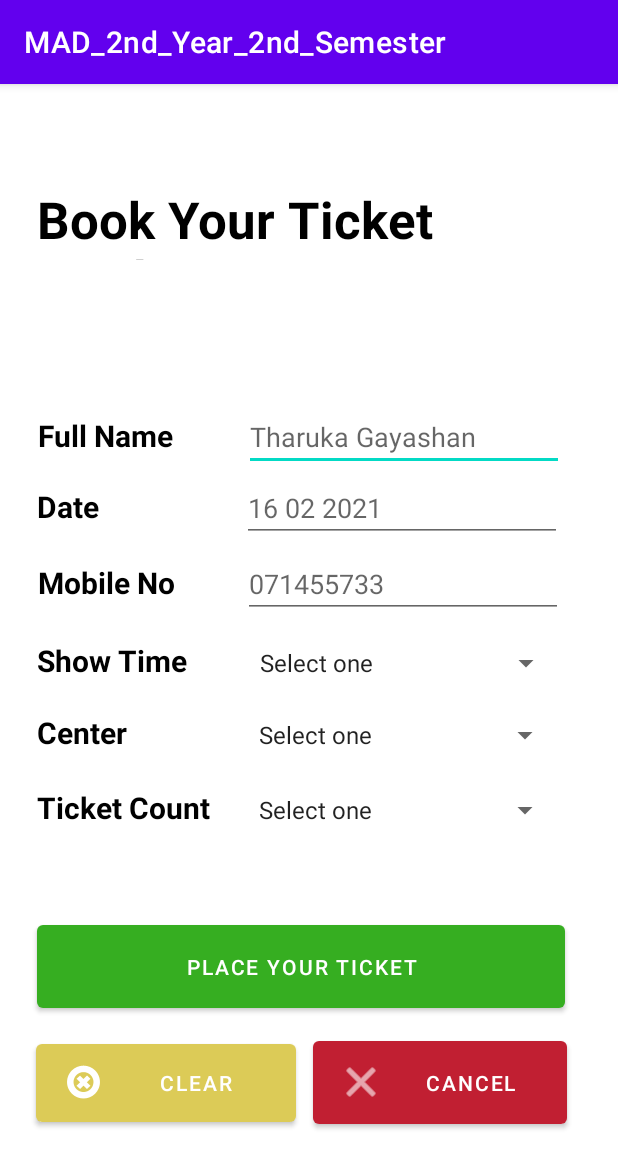
After one commit to tharukagayashan/MAD-MINI-PROJECT-2Y2S-2021, an Android app: the TicketBookingPage screen opened directly, with no data from a screen before it, on a phone screen of 412 x 824 dp. The commit adds this screen. Shown: the top 1168 px of the screen. Run offline under Robolectric (Android 15) with nearby library versions, the phone set to English and light mode, and no system bars.

Commit message:
Second Commit

```diff
--- a/app/src/main/AndroidManifest.xml
+++ b/app/src/main/AndroidManifest.xml
@@ -9,6 +9,9 @@
         android:roundIcon="@mipmap/ic_launcher_round"
         android:supportsRtl="true"
         android:theme="@style/Theme.MAD_2nd_Year_2nd_Semester">
+        <activity android:name=".ViewBookingPage"></activity>
+        <activity android:name=".UpdateBookingPage" />
+        <activity android:name=".TicketBookingPage" />
         <activity android:name=".MainActivity">
             <intent-filter>
                 <action android:name="android.intent.action.MAIN" />
--- /dev/null
+++ b/app/src/main/java/com/example/mad_2nd_year_2nd_semester/TicketBookingPage.java
@@ -0,0 +1,30 @@
+package com.example.mad_2nd_year_2nd_semester;
+
+import androidx.appcompat.app.AppCompatActivity;
+
+import android.os.Bundle;
+import android.view.View;
+import android.widget.AdapterView;
+import android.widget.Spinner;
+import android.widget.Toast;
+
+public class TicketBookingPage extends AppCompatActivity implements AdapterView.OnItemSelectedListener {
+
+    @Override
+    protected void onCreate(Bundle savedInstanceState) {
+        super.onCreate(savedInstanceState);
+        setContentView(R.layout.activity_ticket_booking_page);
+        Spinner aSpinner = findViewById(R.id.ShowTimeBox);
+        aSpinner.setOnItemSelectedListener(this);
+    }
+
+    @Override
+    public void onItemSelected(AdapterView<?> adapterView, View view, int position, long id) {
+        Toast.makeText(this, adapterView.getSelectedItem().toString(),Toast.LENGTH_SHORT).show();
+    }
+
+    @Override
+    public void onNothingSelected(AdapterView<?> parent) {
+
+    }
+}
--- /dev/null
+++ b/app/src/main/res/layout/activity_ticket_booking_page.xml
@@ -0,0 +1,234 @@
+<?xml version="1.0" encoding="utf-8"?>
+<androidx.constraintlayout.widget.ConstraintLayout xmlns:android="http://schemas.android.com/apk/res/android"
+    xmlns:app="http://schemas.android.com/apk/res-auto"
+    xmlns:tools="http://schemas.android.com/tools"
+    android:id="@+id/Body"
+    android:layout_width="match_parent"
+    android:layout_height="match_parent"
+    android:gravity="center"
+    android:orientation="vertical"
+    tools:context=".TicketBookingPage">
+
+
+    <TextView
+        android:id="@+id/label"
+        android:layout_width="362dp"
+        android:layout_height="50dp"
+        android:text="@string/Header_Label"
+        android:textColor="#000000"
+        android:textSize="34sp"
+        android:textStyle="bold"
+        app:layout_constraintBottom_toBottomOf="parent"
+        app:layout_constraintEnd_toEndOf="parent"
+        app:layout_constraintHorizontal_bias="0.489"
+        app:layout_constraintStart_toStartOf="parent"
+        app:layout_constraintTop_toTopOf="parent"
+        app:layout_constraintVertical_bias="0.094" />
+
+    <TextView
+        android:id="@+id/textView2"
+        android:layout_width="wrap_content"
+        android:layout_height="wrap_content"
+        android:text="@string/FullName"
+        android:textColor="#000000"
+        android:textSize="20sp"
+        android:textStyle="bold"
+        app:layout_constraintBottom_toBottomOf="parent"
+        app:layout_constraintEnd_toEndOf="parent"
+        app:layout_constraintHorizontal_bias="0.078"
+        app:layout_constraintStart_toStartOf="parent"
+        app:layout_constraintTop_toTopOf="parent"
+        app:layout_constraintVertical_bias="0.298" />
+
+    <TextView
+        android:id="@+id/textView4"
+        android:layout_width="wrap_content"
+        android:layout_height="wrap_content"
+        android:text="@string/MobileNo"
+        android:textColor="#000000"
+        android:textSize="20sp"
+        android:textStyle="bold"
+        app:layout_constraintBottom_toBottomOf="parent"
+        app:layout_constraintEnd_toEndOf="parent"
+        app:layout_constraintHorizontal_bias="0.078"
+        app:layout_constraintStart_toStartOf="parent"
+        app:layout_constraintTop_toTopOf="parent"
+        app:layout_constraintVertical_bias="0.43" />
+
+    <TextView
+        android:id="@+id/textView3"
+        android:layout_width="wrap_content"
+        android:layout_height="wrap_content"
+        android:text="@string/Date"
+        android:textColor="#000000"
+        android:textSize="20sp"
+        android:textStyle="bold"
+        app:layout_constraintBottom_toBottomOf="parent"
+        app:layout_constraintEnd_toEndOf="parent"
+        app:layout_constraintHorizontal_bias="0.067"
+        app:layout_constraintStart_toStartOf="parent"
+        app:layout_constraintTop_toTopOf="parent"
+        app:layout_constraintVertical_bias="0.362" />
+
+    <TextView
+        android:id="@+id/textView5"
+        android:layout_width="wrap_content"
+        android:layout_height="wrap_content"
+        android:text="@string/ShowTime"
+        android:textColor="#000000"
+        android:textSize="20sp"
+        android:textStyle="bold"
+        app:layout_constraintBottom_toBottomOf="parent"
+        app:layout_constraintEnd_toEndOf="parent"
+        app:layout_constraintHorizontal_bias="0.08"
+        app:layout_constraintStart_toStartOf="parent"
+        app:layout_constraintTop_toTopOf="parent" />
+
+    <TextView
+        android:id="@+id/textView8"
+        android:layout_width="wrap_content"
+        android:layout_height="wrap_content"
+        android:text="@string/Count"
+        android:textColor="#000000"
+        android:textSize="20sp"
+        android:textStyle="bold"
+        app:layout_constraintBottom_toBottomOf="parent"
+        app:layout_constraintEnd_toEndOf="parent"
+        app:layout_constraintHorizontal_bias="0.084"
+        app:layout_constraintStart_toStartOf="parent"
+        app:layout_constraintTop_toTopOf="parent"
+        app:layout_constraintVertical_bias="0.633" />
+
+    <TextView
+        android:id="@+id/textView7"
+        android:layout_width="wrap_content"
+        android:layout_height="wrap_content"
+        android:text="@string/Center"
+        android:textColor="#000000"
+        android:textSize="20sp"
+        android:textStyle="bold"
+        app:layout_constraintBottom_toBottomOf="parent"
+        app:layout_constraintEnd_toEndOf="parent"
+        app:layout_constraintHorizontal_bias="0.071"
+        app:layout_constraintStart_toStartOf="parent"
+        app:layout_constraintTop_toTopOf="parent"
+        app:layout_constraintVertical_bias="0.565" />
+
+    <EditText
+        android:id="@+id/FullNameBox"
+        android:layout_width="wrap_content"
+        android:layout_height="wrap_content"
+        android:ems="10"
+        android:hint="@string/FullNameBox"
+        android:inputType="textPersonName"
+        app:layout_constraintBaseline_toBaselineOf="@+id/textView2"
+        app:layout_constraintEnd_toEndOf="parent"
+        app:layout_constraintHorizontal_bias="0.564"
+        app:layout_constraintStart_toEndOf="@+id/textView2" />
+
+    <EditText
+        android:id="@+id/DateBox"
+        android:layout_width="wrap_content"
+        android:layout_height="wrap_content"
+        android:layout_marginEnd="36dp"
+        android:layout_marginRight="36dp"
+        android:ems="10"
+        android:hint="@string/DateBox"
+        android:inputType="date"
+        app:layout_constraintBaseline_toBaselineOf="@+id/textView3"
+        app:layout_constraintEnd_toEndOf="parent"
+        app:layout_constraintHorizontal_bias="0.989"
+        app:layout_constraintStart_toEndOf="@+id/textView3" />
+
+    <EditText
+        android:id="@+id/MobileNoBox"
+        android:layout_width="wrap_content"
+        android:layout_height="wrap_content"
+        android:layout_marginEnd="36dp"
+        android:layout_marginRight="36dp"
+        android:ems="10"
+        android:hint="@string/MobileNumberBox"
+        android:inputType="phone"
+        android:shadowColor="#000000"
+        app:layout_constraintBaseline_toBaselineOf="@+id/textView4"
+        app:layout_constraintEnd_toEndOf="parent"
+        app:layout_constraintHorizontal_bias="0.979"
+        app:layout_constraintStart_toEndOf="@+id/textView4" />
+
+    <Spinner
+        android:id="@+id/ShowTimeBox"
+        android:layout_width="209dp"
+        android:layout_height="33dp"
+        android:layout_margin="20dp"
+        android:entries="@array/Spinner_items"
+        android:spinnerMode="dropdown"
+        app:layout_constraintBaseline_toBaselineOf="@+id/textView5"
+        app:layout_constraintEnd_toEndOf="parent"
+        app:layout_constraintHorizontal_bias="0.544"
+        app:layout_constraintStart_toEndOf="@+id/textView5"
+        tools:ignore="MissingConstraints"></Spinner>
+
+    <Spinner
+        android:id="@+id/CentreBox"
+        android:layout_width="209dp"
+        android:layout_height="33dp"
+        android:entries="@array/Spinner_items"
+        android:spinnerMode="dropdown"
+        app:layout_constraintBaseline_toBaselineOf="@+id/textView7"
+        app:layout_constraintEnd_toEndOf="parent"
+        app:layout_constraintHorizontal_bias="0.677"
+        app:layout_constraintStart_toEndOf="@+id/textView7"
+        tools:ignore="MissingConstraints"></Spinner>
+
+    <Spinner
+        android:id="@+id/CountBox"
+        android:layout_width="209dp"
+        android:layout_height="33dp"
+        android:entries="@array/Spinner_items"
+        android:spinnerMode="dropdown"
+        app:layout_constraintBaseline_toBaselineOf="@+id/textView8"
+        app:layout_constraintEnd_toEndOf="parent"
+        app:layout_constraintHorizontal_bias="0.396"
+        app:layout_constraintStart_toEndOf="@+id/textView8"
+        tools:ignore="MissingConstraints"></Spinner>
+
+    <Button
+        android:id="@+id/PlaceYourTicketBtn"
+        android:layout_width="352dp"
+        android:layout_height="67dp"
+        android:text="@string/BookingBtn"
+        app:backgroundTint="@color/light_green_36AE21"
+        app:layout_constraintBottom_toBottomOf="parent"
+        app:layout_constraintEnd_toEndOf="parent"
+        app:layout_constraintHorizontal_bias="0.406"
+        app:layout_constraintStart_toStartOf="parent"
+        app:layout_constraintTop_toTopOf="parent"
+        app:layout_constraintVertical_bias="0.792" />
+
+    <Button
+        android:id="@+id/ClearBtn"
+        android:layout_width="173dp"
+        android:layout_height="64dp"
+        android:layout_marginStart="24dp"
+        android:layout_marginLeft="24dp"
+        android:text="@string/ClearBtn"
+        app:backgroundTint="@color/yellow_DCCB57"
+        app:icon="@android:drawable/ic_notification_clear_all"
+        app:layout_constraintBottom_toBottomOf="parent"
+        app:layout_constraintStart_toStartOf="parent"
+        app:layout_constraintTop_toBottomOf="@+id/PlaceYourTicketBtn"
+        app:layout_constraintVertical_bias="0.145" />
+
+    <Button
+        android:id="@+id/CancelBtn"
+        android:layout_width="169dp"
+        android:layout_height="67dp"
+        android:text="@string/CancelBtn"
+        app:backgroundTint="@color/red_C11F32"
+        app:icon="@android:drawable/ic_menu_close_clear_cancel"
+        app:layout_constraintBaseline_toBaselineOf="@+id/ClearBtn"
+        app:layout_constraintEnd_toEndOf="parent"
+        app:layout_constraintHorizontal_bias="0.256"
+        app:layout_constraintStart_toEndOf="@+id/ClearBtn" />
+
+</androidx.constraintlayout.widget.ConstraintLayout>
--- a/app/src/main/res/values/colors.xml
+++ b/app/src/main/res/values/colors.xml
@@ -7,4 +7,7 @@
     <color name="teal_700">#FF018786</color>
     <color name="black">#FF000000</color>
     <color name="white">#FFFFFFFF</color>
+    <color name="light_green_36AE21">#36AE21</color>
+    <color name="yellow_DCCB57">#DCCB57</color>
+    <color name="red_C11F32">#C11F32</color>
 </resources>
--- a/app/src/main/res/values/strings.xml
+++ b/app/src/main/res/values/strings.xml
@@ -1,3 +1,27 @@
 <resources>
     <string name="app_name">MAD_2nd_Year_2nd_Semester</string>
+    <string name="Header_Label">Book Your Ticket Easily</string>
+    <string name="FullName">Full Name</string>
+    <string name="Date">Date</string>
+    <string name="MobileNo">Mobile No</string>
+    <string name="ShowTime">Show Time</string>
+    <string name="Center">Center</string>
+    <string name="Count">Ticket Count</string>
+    <string name="FullNameBox">Tharuka Gayashan</string>
+    <string name="DateBox">16 02 2021</string>
+    <string name="MobileNumberBox">071455733</string>
+    <string name="BookingBtn">Place Your Ticket</string>
+    <string name="CancelBtn">Cancel</string>
+    <string name="ClearBtn">Clear</string>
+
+    <string name="Update_Booking_Label">Edit Ticket Details</string>
+    <string name="id">ID</string>
+    <string name="saveBtn">Save</string>
+
+    <string-array name="Spinner_items">
+        <item>Select one</item>
+        <item>Second one</item>
+        <item>Third one</item>
+    </string-array>
+
 </resources>
```
Also changed, not shown: app/src/main/java/com/example/mad_2nd_year_2nd_semester/MainActivity.java (+25 -0 lines), app/src/main/java/com/example/mad_2nd_year_2nd_semester/UpdateBookingPage.java (added, +14 -0 lines), app/src/main/java/com/example/mad_2nd_year_2nd_semester/ViewBookingPage.java (added, +14 -0 lines), app/src/main/res/layout/activity_main.xml (+23 -1 lines), app/src/main/res/layout/activity_update_booking_page.xml (added, +181 -0 lines), app/src/main/res/layout/activity_view_booking_page.xml (added, +34 -0 lines).
